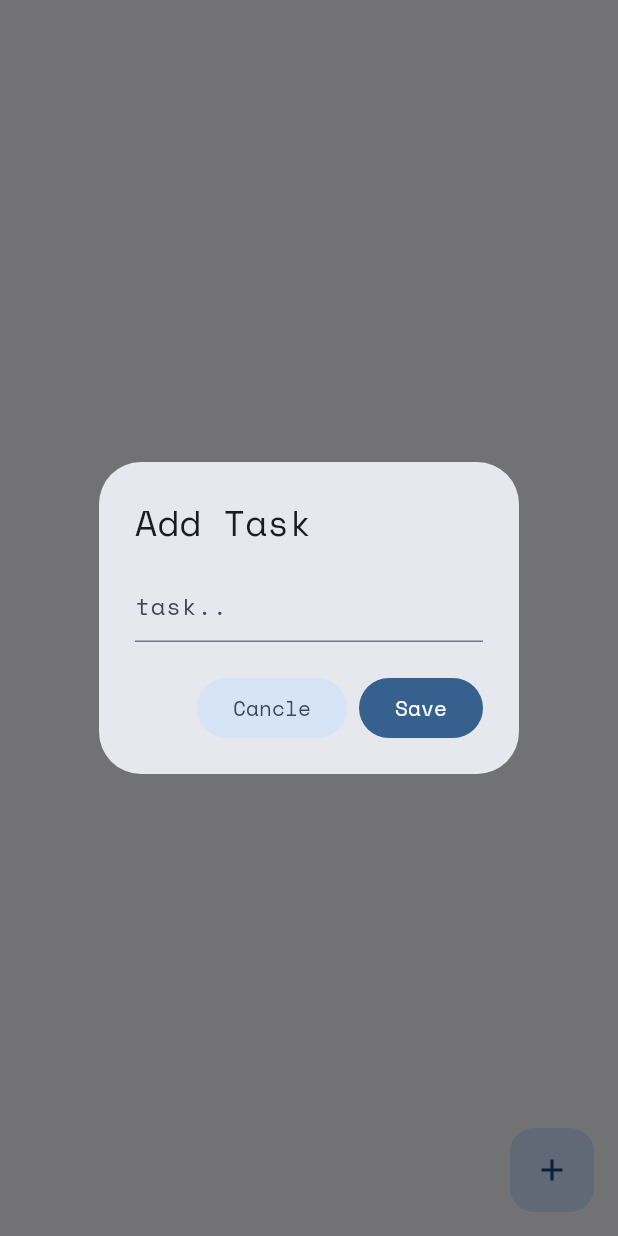
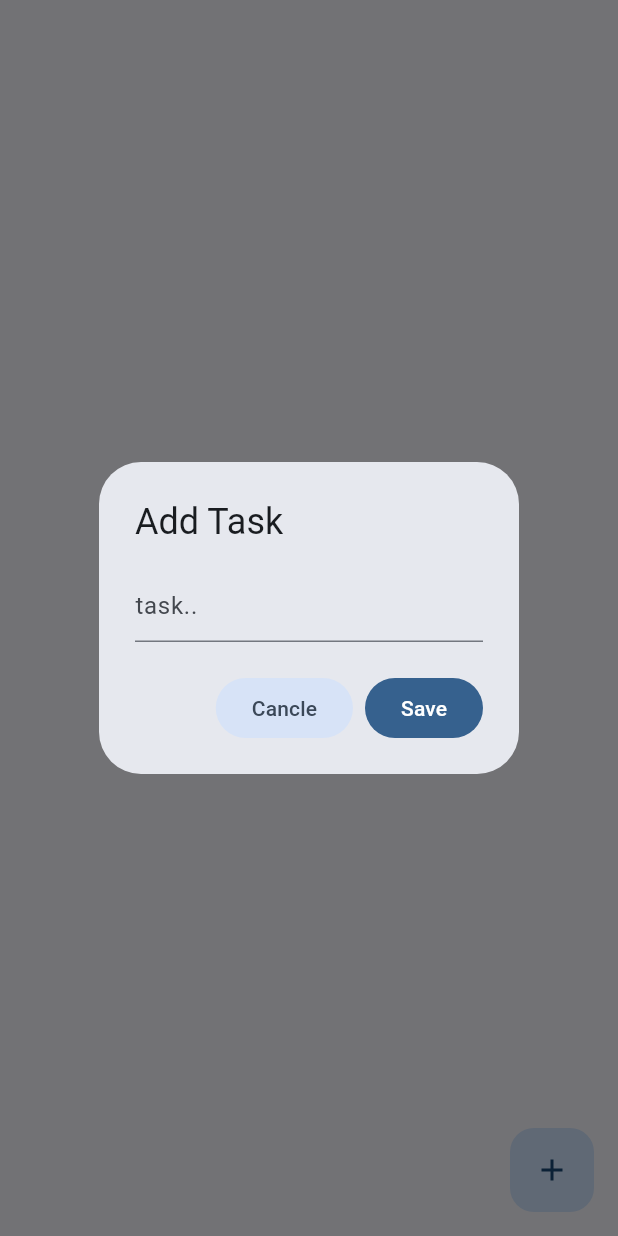
Before and after one commit to BawiCeu16/task, a Flutter app: the screen it shows after launch, after a tap on an icon or button, on a phone screen of 412 x 824 dp. Run offline on Flutter 3.47's test engine with Material 3 defaults, Android fonts, the phone set to English and light mode, and no system bars; our stand-ins replace flutter_remix, font_awesome_flutter, google_fonts, shared_preferences; missing offline and left inert: home_widget, page_animation_transition.

Commit message:
disable g-font

```diff
--- a/lib/main.dart
+++ b/lib/main.dart
@@ -1,6 +1,7 @@
 import 'package:flutter/material.dart';
 import 'package:flutter/services.dart';
 import 'package:google_fonts/google_fonts.dart';
+import 'package:home_widget/home_widget.dart';
 import 'package:provider/provider.dart';
 import 'package:task/pages/home_page.dart';
 import 'package:task/util/task_provider.dart';
@@ -8,8 +9,8 @@ import 'package:task/util/theme_provider.dart'; // Add this import
 
 void main() async {
   WidgetsFlutterBinding.ensureInitialized();
-
-  GoogleFonts.spaceMonoTextTheme();
+  await HomeWidget.initiallyLaunchedFromHomeWidget();
+  // GoogleFonts.spaceMonoTextTheme();
 
   // Initialize providers
   final taskProvider = TaskProvider();
@@ -54,9 +55,9 @@ class MyApp extends StatelessWidget {
           return MaterialApp(
             debugShowCheckedModeBanner: false,
             theme: ThemeData(
-              textTheme: GoogleFonts.spaceMonoTextTheme(
-                Theme.of(context).textTheme,
-              ),
+              // textTheme: GoogleFonts.spaceMonoTextTheme(
+              //   Theme.of(context).textTheme,
+              // ),
               colorScheme: ColorScheme.fromSeed(seedColor: Colors.blue),
               splashFactory: NoSplash.splashFactory,
               brightness: Brightness.light, // Light theme properties
@@ -65,9 +66,9 @@ class MyApp extends StatelessWidget {
               ),
             ),
             darkTheme: ThemeData(
-              textTheme: GoogleFonts.spaceMonoTextTheme(
-                Theme.of(context).textTheme,
-              ),
+              // textTheme: GoogleFonts.spaceMonoTextTheme(
+              //   Theme.of(context).textTheme,
+              // ),
               colorScheme: ColorScheme.fromSeed(
                 seedColor: Colors.blue,
                 brightness: Brightness.dark,
@@ -80,7 +81,7 @@ class MyApp extends StatelessWidget {
             ),
             themeMode: themeProvider.themeMode,
 
-            home: const HomePage(),
+            home: HomePage(),
           );
         },
       ),
--- a/lib/pages/home_page.dart
+++ b/lib/pages/home_page.dart
@@ -2,7 +2,6 @@ import 'package:flutter/material.dart';
 import 'package:flutter_remix/flutter_remix.dart';
 import 'package:provider/provider.dart';
 import 'package:task/pages/settings_page.dart';
-import 'package:task/util/task_model.dart';
 import 'package:task/util/task_provider.dart';
 
 class HomePage extends StatefulWidget {
--- a/pubspec.yaml
+++ b/pubspec.yaml
@@ -37,13 +37,14 @@ dependencies:
   shared_preferences: ^2.5.3
   provider: ^6.1.5
   change_app_package_name: ^1.5.0
-  adaptive_theme: ^3.7.0
+  # adaptive_theme: ^3.7.0
   use_widgets: ^0.4.0
   url_launcher: ^6.3.1
   font_awesome_flutter: ^10.8.0
   page_animation_transition: ^1.0.0
   flutter_remix: ^0.0.3
   google_fonts: ^6.2.1
+  home_widget: ^0.8.0
 
 dev_dependencies:
   flutter_test:
```
Also changed, not shown: lib/util/task_provider.dart (+22 -0 lines), pubspec.lock, 6 other files.
